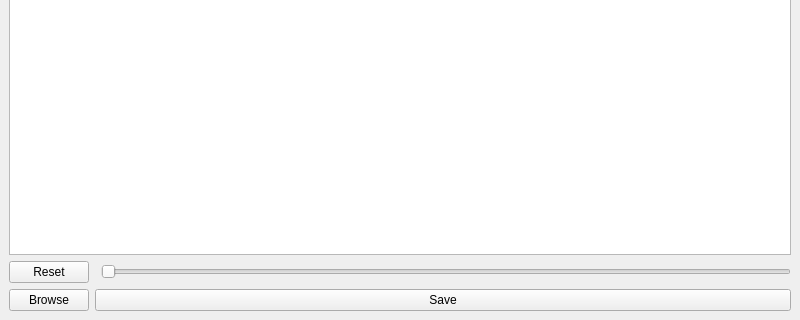
LordAmit/automating-boring-tasks-using-python, file scanned_image_beautifier/gui_window.ui: the form before one commit; both pictures show x 0 to 800 and y 280 to 600 of the 800 by 600 pixel window.
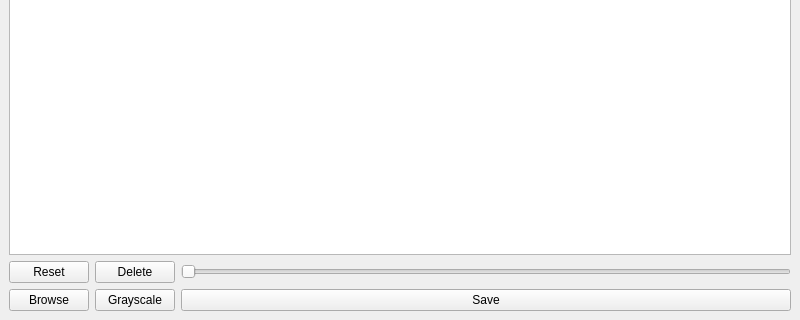
The form after the commit.

```diff
--- a/scanned_image_beautifier/gui_window.ui
+++ b/scanned_image_beautifier/gui_window.ui
@@ -17,6 +17,13 @@
    <layout class="QGridLayout" name="gridLayout_3">
     <item row="0" column="0">
      <layout class="QGridLayout" name="gridLayout_2">
+      <item row="1" column="1">
+       <widget class="QPushButton" name="button_delete">
+        <property name="text">
+         <string>Delete</string>
+        </property>
+       </widget>
+      </item>
       <item row="1" column="2">
        <widget class="QSlider" name="slider">
         <property name="orientation">
@@ -34,13 +41,6 @@
       <item row="0" column="0" colspan="3">
        <widget class="QGraphicsView" name="graphicsView"/>
       </item>
-      <item row="3" column="1" colspan="2">
-       <widget class="QPushButton" name="button_save">
-        <property name="text">
-         <string>Save</string>
-        </property>
-       </widget>
-      </item>
       <item row="3" column="0">
        <widget class="QPushButton" name="button_browse">
         <property name="text">
@@ -48,6 +48,20 @@
         </property>
        </widget>
       </item>
+      <item row="3" column="2">
+       <widget class="QPushButton" name="button_save">
+        <property name="text">
+         <string>Save</string>
+        </property>
+       </widget>
+      </item>
+      <item row="3" column="1">
+       <widget class="QPushButton" name="button_grayscale">
+        <property name="text">
+         <string>Grayscale</string>
+        </property>
+       </widget>
+      </item>
      </layout>
     </item>
    </layout>
```
Left out of the diff: 2 changed lines with no effect on the pictures.
